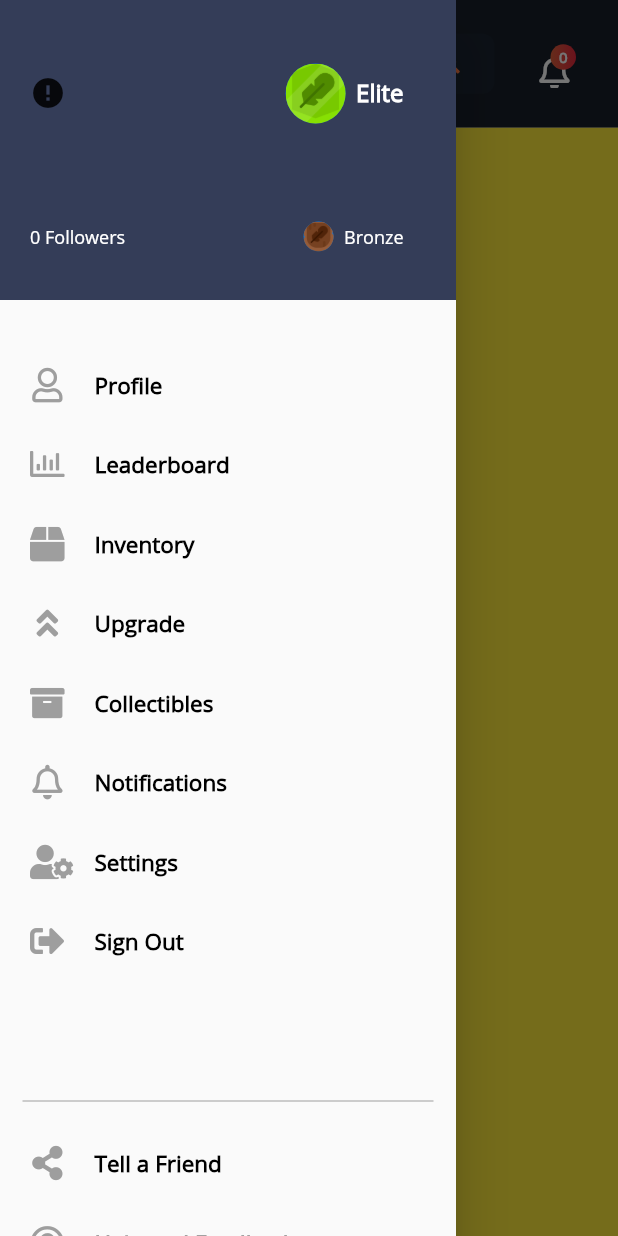
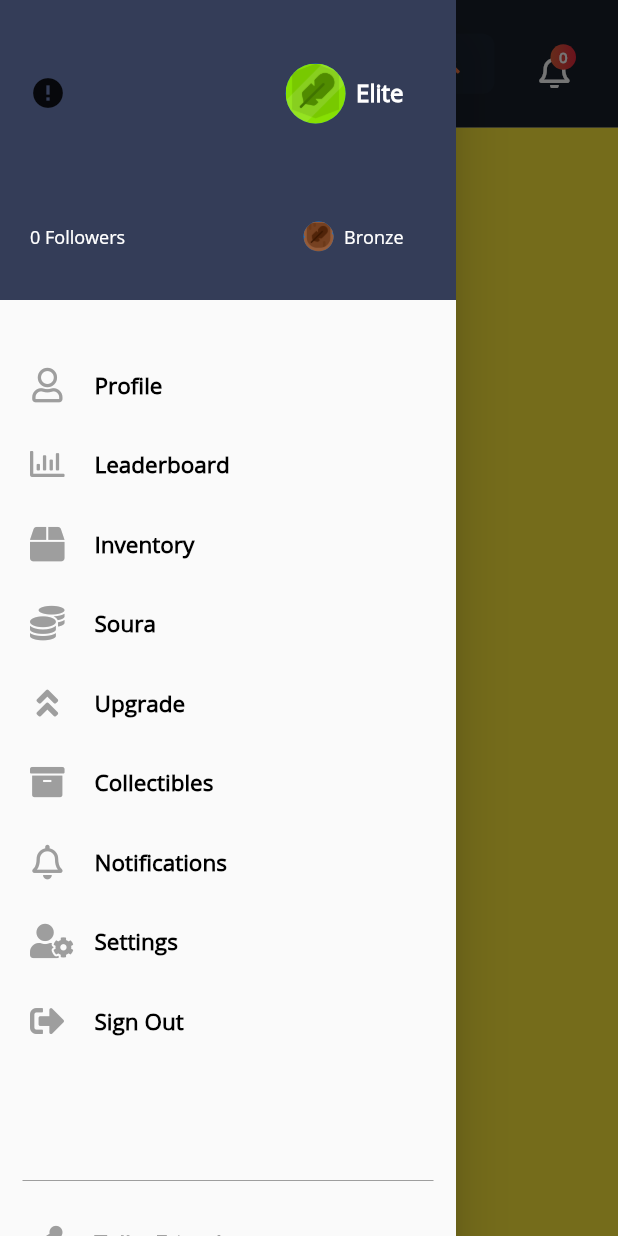
Before and after one commit to saurabhguptarock/Baron, a Flutter app: the screen it shows once a user with an empty profile is signed in, with the side drawer open, on a phone screen of 412 x 824 dp. Run offline on Flutter 3.47's test engine with Material 2 defaults, Android fonts, the phone set to English and light mode, and no system bars; drawn by our look-alikes of cached_network_image; our stand-ins replace cloud_firestore, firebase_auth, firebase_dynamic_links, firebase_messaging, font_awesome_flutter, google_sign_in and 1 more; accounts and stored records are empty; network calls fail.

Commit message:
Added dynamic link support

```diff
--- a/lib/main.dart
+++ b/lib/main.dart
@@ -5,6 +5,7 @@ import 'package:Baron/pages/inventory_page.dart';
 import 'package:Baron/pages/leaderboard_page.dart';
 import 'package:Baron/pages/notification_page.dart';
 import 'package:Baron/pages/settings_page.dart';
+import 'package:Baron/pages/soura_page.dart';
 import 'package:Baron/pages/upgrade_page.dart';
 import 'package:Baron/services/firebase_service.dart' as firebaseService;
 import 'package:Baron/users/login.dart';
@@ -41,6 +42,7 @@ class MyApp extends StatelessWidget {
           "/inventory": (BuildContext context) => InventoryPage(),
           "/settings": (BuildContext context) => SettingsPage(),
           "/notifications": (BuildContext context) => NotificationsPage(),
+          "/soura": (BuildContext context) => SouraPage(),
           "/home": (BuildContext context) => HomePage(),
         },
       ),
@@ -60,6 +62,33 @@ class _QuickActionsManagerState extends State<QuickActionsManager> {
     return checkIfLoggedIn(user);
   }
 
+  @override
+  void initState() {
+    super.initState();
+    this.initDynamicLinks();
+  }
+
+  void initDynamicLinks() async {
+    final PendingDynamicLinkData data =
+        await FirebaseDynamicLinks.instance.getInitialLink();
+    final Uri deepLink = data?.link;
+    if (deepLink != null) {
+      Navigator.pushNamed(context, deepLink.path);
+    }
+
+    FirebaseDynamicLinks.instance.onLink(
+        onSuccess: (PendingDynamicLinkData dynamicLink) async {
+      final Uri deepLink = dynamicLink?.link;
+
+      if (deepLink != null) {
+        Navigator.pushNamed(context, deepLink.path);
+      }
+    }, onError: (OnLinkErrorException e) async {
+      print('onLinkError');
+      print(e.message);
+    });
+  }
+
   Widget checkIfLoggedIn(FirebaseUser user) {
     if (user != null)
       return StreamProvider<User>.value(
--- a/lib/model/user_model.dart
+++ b/lib/model/user_model.dart
@@ -4,6 +4,7 @@ class User {
   final int followers;
   final int following;
   final int noOfNotification;
+  final int soura;
 
   final String uid;
   final String email;
@@ -13,6 +14,7 @@ class User {
   final String badge;
 
   User({
+    this.soura,
     this.tyre,
     this.badge,
     this.noOfNotification,
@@ -34,6 +36,7 @@ class User {
       photoUrl: data['photoUrl'] ?? '',
       followers: data['followers'] ?? 0,
       following: data['following'] ?? 0,
+      soura: data['soura'] ?? 0,
     );
   }
 }
--- a/lib/pages/home_page.dart
+++ b/lib/pages/home_page.dart
@@ -10,6 +10,7 @@ import 'package:flutter/material.dart';
 import 'package:font_awesome_flutter/font_awesome_flutter.dart';
 import 'package:provider/provider.dart';
 import 'package:share/share.dart';
+import 'package:firebase_dynamic_links/firebase_dynamic_links.dart';
 
 class HomePage extends StatefulWidget {
   @override
@@ -272,6 +273,37 @@ class _HomePageState extends State<HomePage> {
                 InkWell(
                   onTap: () {
                     Navigator.of(context).pop();
+                    Navigator.of(context).pushNamed('/soura');
+                  },
+                  child: Padding(
+                    padding:
+                        const EdgeInsets.only(left: 20, top: 15, bottom: 15),
+                    child: Row(
+                      crossAxisAlignment: CrossAxisAlignment.center,
+                      children: <Widget>[
+                        Icon(
+                          FontAwesomeIcons.coins,
+                          color: Colors.grey,
+                          size: 23,
+                        ),
+                        Padding(
+                          padding: const EdgeInsets.only(right: 20),
+                        ),
+                        Text(
+                          'Soura',
+                          style: TextStyle(
+                              fontFamily: 'OpenSans',
+                              fontSize: 15,
+                              fontWeight: FontWeight.bold,
+                              color: Colors.black),
+                        )
+                      ],
+                    ),
+                  ),
+                ),
+                InkWell(
+                  onTap: () {
+                    Navigator.of(context).pop();
                     Navigator.of(context).pushNamed('/upgrade');
                   },
                   child: Padding(
@@ -450,9 +482,27 @@ class _HomePageState extends State<HomePage> {
                   padding: EdgeInsets.only(top: 15),
                 ),
                 InkWell(
-                  onTap: () {
+                  onTap: () async {
+                    final DynamicLinkParameters parameters =
+                        DynamicLinkParameters(
+                      uriPrefix: 'https://baron.page.link',
+                      link: Uri.parse('https://saverl.com/soura'),
+                      androidParameters: AndroidParameters(
+                          packageName: 'com.saverl.baron',
+                          fallbackUrl: Uri.parse('https://baron.saverl.com/')),
+                      iosParameters: IosParameters(
+                          bundleId: 'com.saverl.baron',
+                          fallbackUrl: Uri.parse('https://baron.saverl.com/')),
+                      socialMetaTagParameters: SocialMetaTagParameters(
+                        title: 'Baron',
+                        description: 'Download Baron a competitive game app',
+                      ),
+                    );
+                    final ShortDynamicLink dynamicUrl =
+                        await parameters.buildShortLink();
+                    final Uri shortUrl = dynamicUrl.shortUrl;
                     Share.share(
-                        'Download Baron a competitive game app. https://bit.ly/2lBMjfk');
+                        'Download Baron a competitive game app. $shortUrl');
                   },
                   child: Padding(
                     padding:
```
Also changed, not shown: lib/pages/soura_page.dart (added, +13 -0 lines), 1 other file.
